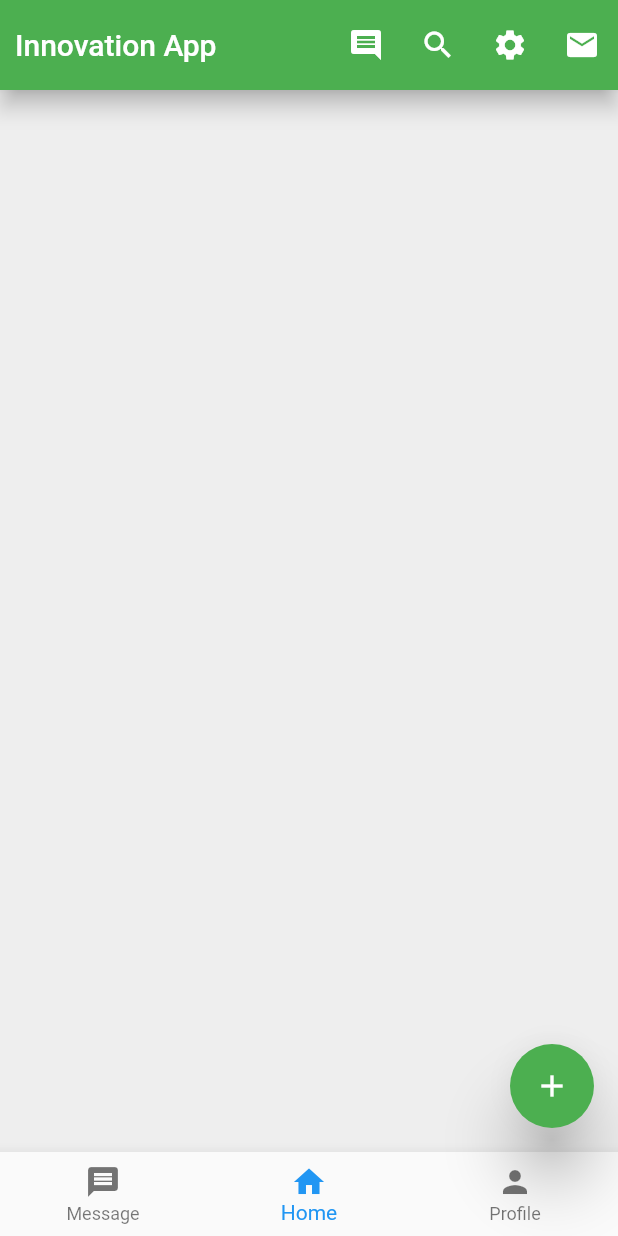
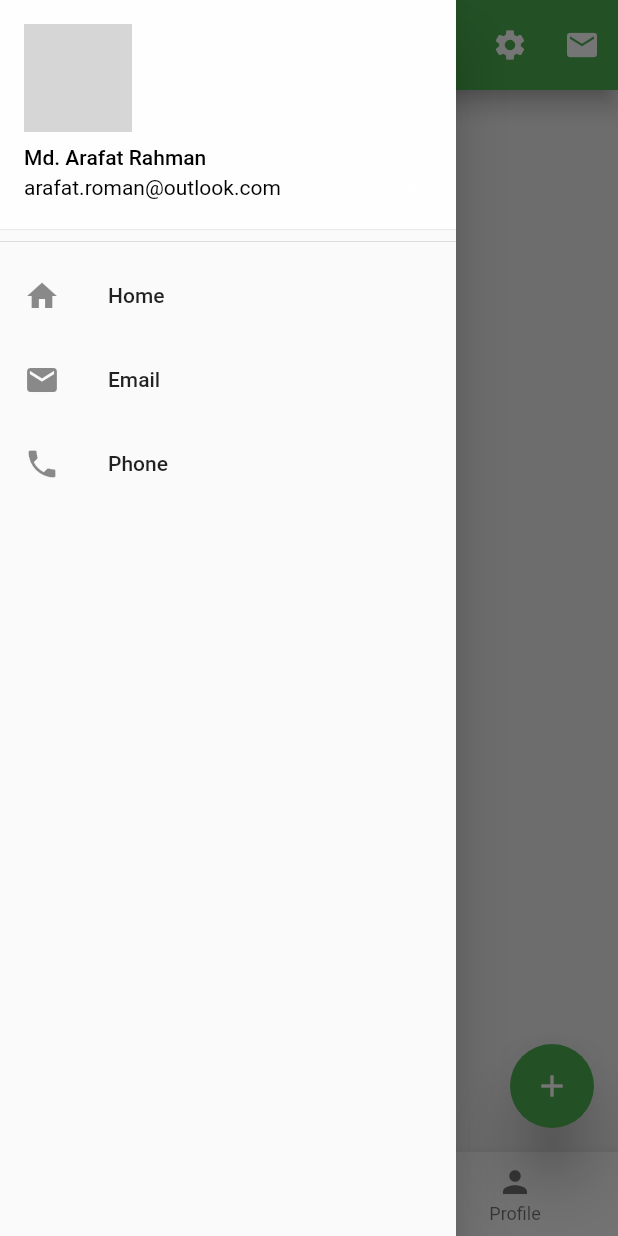
Before and after one commit to csearafat01/flutter_module_5, a Flutter app: the screen it shows after launch, with the side drawer open (before the commit the screen has no drawer), on a phone screen of 412 x 824 dp. Run offline on Flutter 3.47's test engine with Material 2 defaults, Android fonts, the phone set to English and light mode, and no system bars; network calls fail; grey boxes are pictures that could not be loaded.

```diff
--- a/lib/main.dart
+++ b/lib/main.dart
@@ -72,6 +72,44 @@ class HomeScreen extends StatelessWidget {
           }
         },
       ),
+      drawer: Drawer(
+        child: ListView(
+          children: [
+            DrawerHeader(
+              padding: EdgeInsets.all(0),
+                child: UserAccountsDrawerHeader(
+                  decoration: BoxDecoration(color: Colors.white70),
+                  accountName: Text('Md. Arafat Rahman',style: TextStyle(color: Colors.black)),
+                  accountEmail: Text('arafat.roman@outlook.com', style: TextStyle(color: Colors.black)),
+                  currentAccountPicture: Image.network("https://cdn-images-1.medium.com/v2/resize:fit:1200/1*5-aoK8IBmXve5whBQM90GA.png"),
+                  onDetailsPressed: (){
+                    MySnackBar('My Profile', context);
+                  },
+                )),
+            ListTile(
+              leading: Icon(Icons.home),
+              title: Text('Home'),
+              onTap: (){
+                MySnackBar('home', context);
+              },
+            ),
+            ListTile(
+                leading: Icon(Icons.email),
+                title: Text('Email'),
+                onTap: (){
+                  MySnackBar('Email', context);
+                },
+            ),
+            ListTile(
+                leading: Icon(Icons.phone),
+                title: Text('Phone'),
+                onTap: (){
+                  MySnackBar('Phone', context);
+                },
+            ),
+          ],
+        ),
+      ),
 
     );
   }
```
